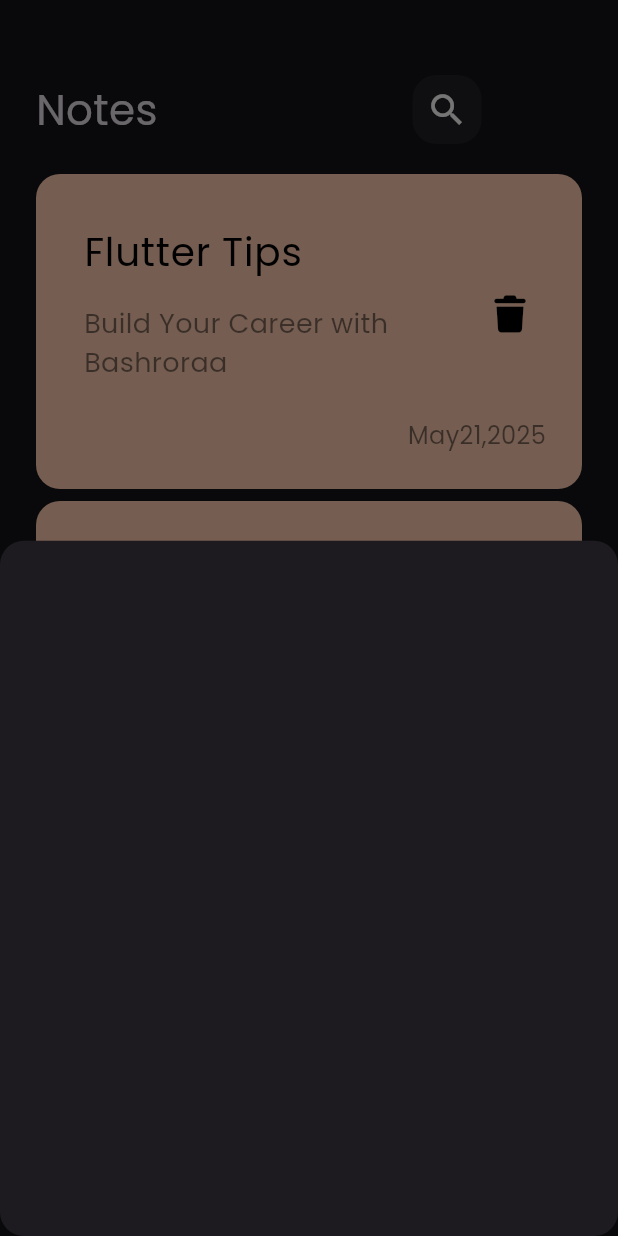
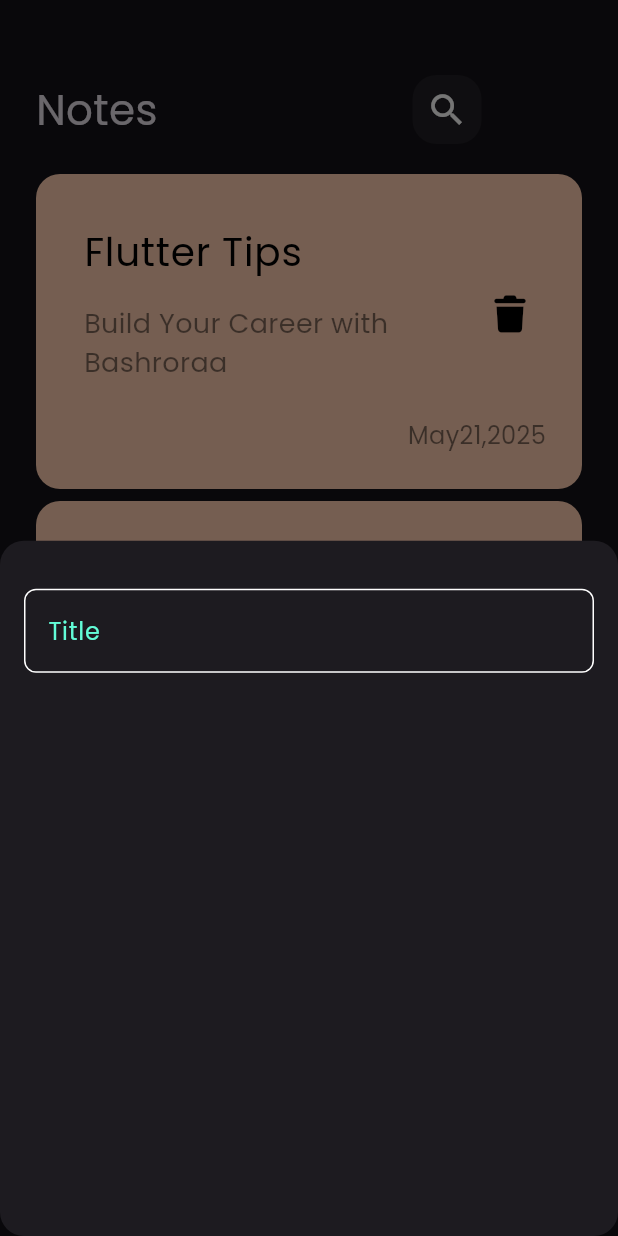
Before and after one commit to Bu4ra-3mer/notes_app, a Flutter app: the screen it shows after launch, after a tap on the "add" icon, on a phone screen of 412 x 824 dp. Run offline on Flutter 3.47's test engine with Material 3 defaults, Android fonts, the phone set to English and light mode, and no system bars; our stand-ins replace font_awesome_flutter.

Commit message:
ceate custom text field

```diff
--- /dev/null
+++ b/lib/constants.dart
@@ -0,0 +1,3 @@
+import 'package:flutter/material.dart';
+
+const kPrimaryColor = Color(0xff62FCD7);
--- a/lib/widgets/add_note_bottom_sheet.dart
+++ b/lib/widgets/add_note_bottom_sheet.dart
@@ -1,11 +1,14 @@
-
 import 'package:flutter/material.dart';
+import 'package:notes_app/widgets/custom_text_field.dart';
 
 class AddNoteBottomSheet extends StatelessWidget {
   const AddNoteBottomSheet({super.key});
 
   @override
   Widget build(BuildContext context) {
-    return Container();
+    return Padding(
+      padding: const EdgeInsets.symmetric(horizontal: 16),
+      child: Column(children: [SizedBox(height: 32), CustomTextField()]),
+    );
   }
 }
--- /dev/null
+++ b/lib/widgets/custom_text_field.dart
@@ -0,0 +1,27 @@
+import 'package:flutter/material.dart';
+import 'package:notes_app/constants.dart';
+
+class CustomTextField extends StatelessWidget {
+  const CustomTextField({super.key});
+
+  @override
+  Widget build(BuildContext context) {
+    return TextField(
+      cursorColor: kPrimaryColor,
+      decoration: InputDecoration(
+        hintText: 'Title',
+        hintStyle: TextStyle(color: kPrimaryColor),
+        border: builBorder(),
+        enabledBorder: builBorder(),
+        focusedBorder: builBorder(kPrimaryColor),
+      ),
+    );
+  }
+}
+
+OutlineInputBorder builBorder([color]) {
+  return OutlineInputBorder(
+    borderRadius: BorderRadius.circular(8),
+    borderSide: BorderSide(color: color ?? Colors.white),
+  );
+}
```
